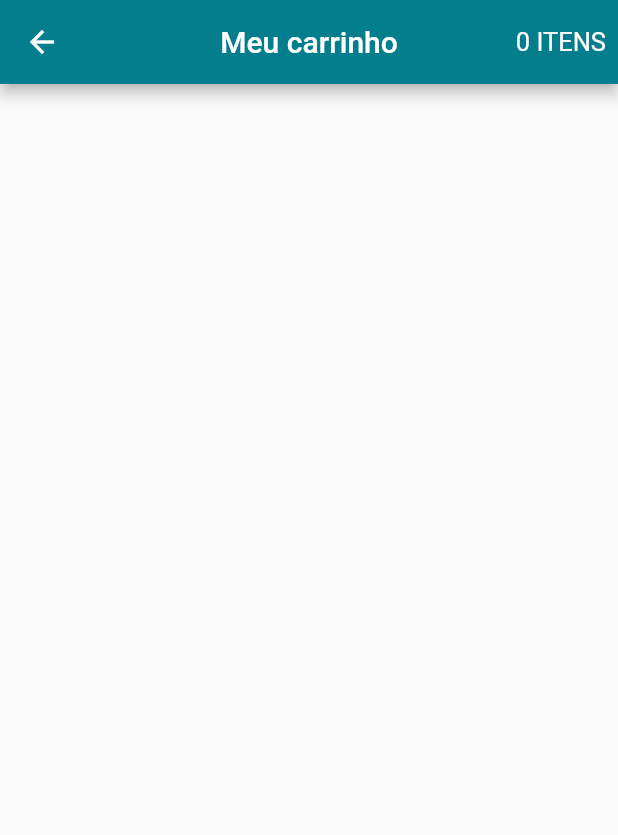
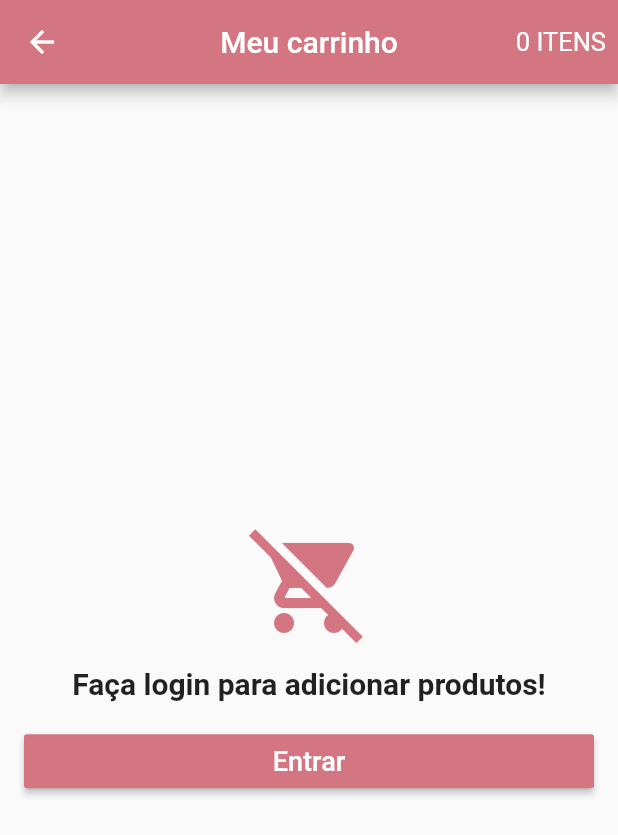
Before and after one commit to rbrthmn/Flutter-apps, a Flutter app: the CartScreen screen opened directly, on a phone screen of 412 x 824 dp. Shown: the top 835 px of the screen. Run offline on Flutter 3.47's test engine with Material 2 defaults, Android fonts, the phone set to English and light mode, and no system bars; our stand-ins replace carousel_pro, cloud_firestore, firebase_auth, firebase_storage, google_sign_in, image_picker and 3 more; accounts and stored records are empty.

Commit message:
Implementing cart list and correcting bugs

```diff
--- a/virtual_shop/lib/main.dart
+++ b/virtual_shop/lib/main.dart
@@ -20,7 +20,7 @@ class MyApp extends StatelessWidget {
                 title: 'Flutter Demo',
                 theme: ThemeData(
                     primarySwatch: Colors.blue,
-                    primaryColor: Color.fromARGB(255, 4, 125, 141)),
+                    primaryColor:   Color.fromARGB(255, 211, 118, 130)),
                 home: HomeScreen(),
                 debugShowCheckedModeBanner: false,
               )
--- a/virtual_shop/lib/screens/cart_screen.dart
+++ b/virtual_shop/lib/screens/cart_screen.dart
@@ -1,10 +1,15 @@
+import 'package:flutter/cupertino.dart';
 import 'package:flutter/material.dart';
 import 'package:scoped_model/scoped_model.dart';
 import 'package:virtualshop/models/cart_model.dart';
+import 'package:virtualshop/models/user_model.dart';
+import 'package:virtualshop/screens/login_screen.dart';
+import 'package:virtualshop/tiles/cart_tile.dart';
 
 class CartScreen extends StatelessWidget {
   @override
   Widget build(BuildContext context) {
+    final _primaryColor = Theme.of(context).primaryColor;
     return Scaffold(
       appBar: AppBar(
         title: Text("Meu carrinho"),
@@ -26,6 +31,61 @@ class CartScreen extends StatelessWidget {
           )
         ],
       ),
+      body: ScopedModelDescendant<CartModel>(
+        builder: (context, child, model) {
+          if (model.isLoading && UserModel.of(context).isLoggedIn()) {
+            return Center(child: CircularProgressIndicator());
+          } else if (!UserModel.of(context).isLoggedIn()) {
+            return Container(
+              padding: EdgeInsets.all(16.0),
+              child: Column(
+                crossAxisAlignment: CrossAxisAlignment.stretch,
+                mainAxisAlignment: MainAxisAlignment.center,
+                children: <Widget>[
+                  Icon(
+                    Icons.remove_shopping_cart,
+                    size: 80,
+                    color: _primaryColor,
+                  ),
+                  SizedBox(height: 16),
+                  Text(
+                    "Faça login para adicionar produtos!",
+                    style: TextStyle(fontSize: 20, fontWeight: FontWeight.bold),
+                    textAlign: TextAlign.center,
+                  ),
+                  SizedBox(height: 16),
+                  RaisedButton(
+                    child: Text("Entrar",
+                        style: TextStyle(fontSize: 18, color: Colors.white)),
+                    color: _primaryColor,
+                    onPressed: () {
+                      Navigator.of(context).push(MaterialPageRoute(
+                          builder: (context) => LoginScreen()));
+                    },
+                  )
+                ],
+              ),
+            );
+          } else if (model.products == null || model.products.length == 0) {
+            return Center(
+                child: Text(
+              "Nenhum produto no carrinho!",
+              style: TextStyle(fontSize: 20, fontWeight: FontWeight.bold),
+              textAlign: TextAlign.center,
+            ));
+          } else {
+            return ListView(
+              children: <Widget>[
+                Column(
+                  children: model.products.map((product) {
+                    return CartTile(product);
+                  }).toList()
+                )
+              ],
+            );
+          }
+        },
+      ),
     );
   }
 }
--- a/virtual_shop/lib/tiles/product_tile.dart
+++ b/virtual_shop/lib/tiles/product_tile.dart
@@ -12,7 +12,6 @@ class ProductTile extends StatelessWidget {
   Widget build(BuildContext context) {
     return InkWell(
       onTap: () {
-        print(data);
         Navigator.of(context)
             .push(MaterialPageRoute(builder: (context) => ProductScreen(data)));
       },
```
Also changed, not shown: virtual_shop/lib/models/cart_model.dart (+26 -0 lines), virtual_shop/lib/models/user_model.dart (+11 -7 lines), virtual_shop/lib/screens/login_screen.dart (+19 -13 lines), virtual_shop/lib/tiles/cart_tile.dart (added, +105 -0 lines).
